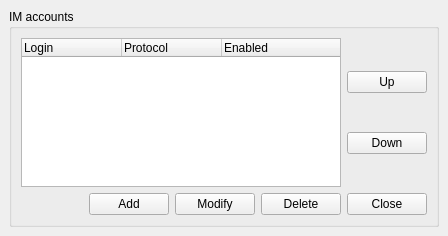
Above: wengophone/src/presentation/qt/imaccount/IMAccountManager.ui from tkrotoff/WengoPhone before the change. Below: the same form after it.
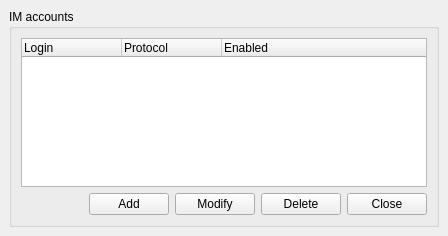
That is the form after the change.

Commit message: Implement callButton, videoCallButton and hangUpButton from the main window + some refactoring and re-indentation

The edit to the form file:
```diff
--- a/wengophone/src/presentation/qt/imaccount/IMAccountManager.ui
+++ b/wengophone/src/presentation/qt/imaccount/IMAccountManager.ui
@@ -34,30 +34,6 @@
       <property name="spacing" >
        <number>6</number>
       </property>
-      <item row="0" column="1" >
-       <layout class="QGridLayout" >
-        <property name="margin" >
-         <number>0</number>
-        </property>
-        <property name="spacing" >
-         <number>6</number>
-        </property>
-        <item row="1" column="0" >
-         <widget class="QPushButton" name="downButton" >
-          <property name="text" >
-           <string>Down</string>
-          </property>
-         </widget>
-        </item>
-        <item row="0" column="0" >
-         <widget class="QPushButton" name="upButton" >
-          <property name="text" >
-           <string>Up</string>
-          </property>
-         </widget>
-        </item>
-       </layout>
-      </item>
       <item row="0" column="0" >
        <widget class="QTreeWidget" name="treeWidget" >
         <property name="rootIsDecorated" >
@@ -80,7 +56,7 @@
         </column>
        </widget>
       </item>
-      <item row="1" column="0" colspan="2" >
+      <item row="1" column="0" >
        <layout class="QGridLayout" >
         <property name="margin" >
          <number>0</number>
```
The commit also changes 15 other files.
